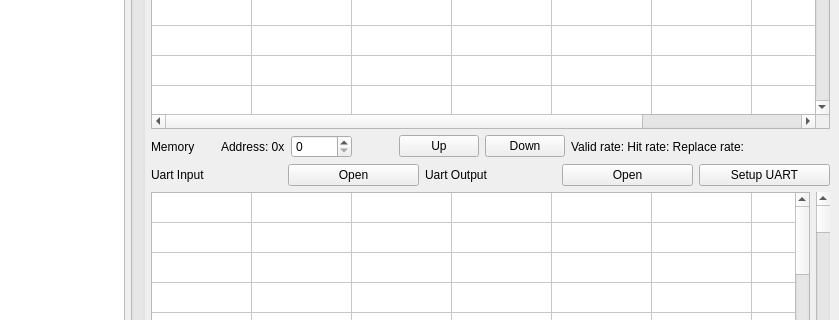
Qt form OreOre-V/mainwindow.ui (cpuex2021-1/simulator) before a commit; both pictures show x 544 to 1383 and y 128 to 448 of the 1383 by 600 pixel window.
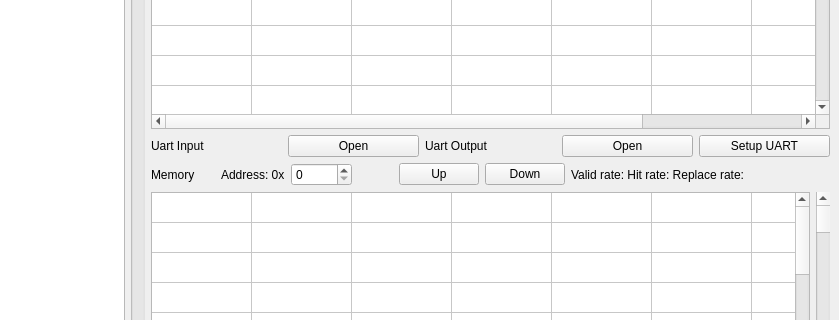
The same form after that commit.

The edit to the form file:
```diff
--- a/OreOre-V/mainwindow.ui
+++ b/OreOre-V/mainwindow.ui
@@ -283,6 +283,45 @@
           <column/>
          </widget>
         </item>
+        <item>
+         <layout class="QHBoxLayout" name="horizontalLayout">
+          <item>
+           <widget class="QLabel" name="uartInputLabel">
+            <property name="text">
+             <string>Uart Input</string>
+            </property>
+           </widget>
+          </item>
+          <item>
+           <widget class="QPushButton" name="uartInputButton">
+            <property name="text">
+             <string>Open</string>
+            </property>
+           </widget>
+          </item>
+          <item>
+           <widget class="QLabel" name="uartOutputLabel">
+            <property name="text">
+             <string>Uart Output</string>
+            </property>
+           </widget>
+          </item>
+          <item>
+           <widget class="QPushButton" name="uartOutputButton">
+            <property name="text">
+             <string>Open</string>
+            </property>
+           </widget>
+          </item>
+          <item>
+           <widget class="QPushButton" name="uartSetupButton">
+            <property name="text">
+             <string>Setup UART</string>
+            </property>
+           </widget>
+          </item>
+         </layout>
+        </item>
         <item>
          <layout class="QHBoxLayout" name="horizontalLayout_2">
           <item>
@@ -371,45 +410,6 @@
           </item>
          </layout>
         </item>
-        <item>
-         <layout class="QHBoxLayout" name="horizontalLayout">
-          <item>
-           <widget class="QLabel" name="uartInputLabel">
-            <property name="text">
-             <string>Uart Input</string>
-            </property>
-           </widget>
-          </item>
-          <item>
-           <widget class="QPushButton" name="uartInputButton">
-            <property name="text">
-             <string>Open</string>
-            </property>
-           </widget>
-          </item>
-          <item>
-           <widget class="QLabel" name="uartOutputLabel">
-            <property name="text">
-             <string>Uart Output</string>
-            </property>
-           </widget>
-          </item>
-          <item>
-           <widget class="QPushButton" name="uartOutputButton">
-            <property name="text">
-             <string>Open</string>
-            </property>
-           </widget>
-          </item>
-          <item>
-           <widget class="QPushButton" name="uartSetupButton">
-            <property name="text">
-             <string>Setup UART</string>
-            </property>
-           </widget>
-          </item>
-         </layout>
-        </item>
         <item>
          <layout class="QHBoxLayout" name="horizontalLayout_8">
           <item>
```
